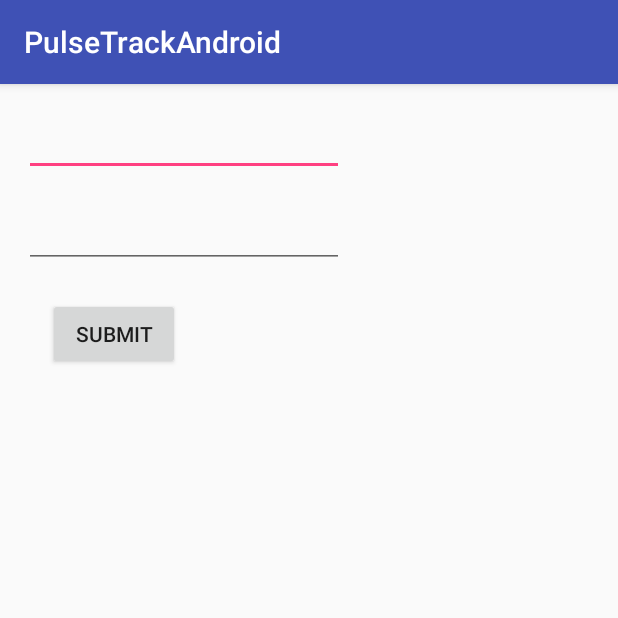
After one commit to danielacraciun/PulseTrack, an Android app: the PulseLogDetail screen opened directly, with no data from a screen before it, on a phone screen of 412 x 824 dp, the top half of it. The commit adds this screen. Run offline under Robolectric (Android 15) with nearby library versions, the phone set to English and light mode, and no system bars; 3 statements that could not run were skipped.

Commit message:
Editing also works on android

```diff
--- a/PulseTrackAndroid/app/src/main/AndroidManifest.xml
+++ b/PulseTrackAndroid/app/src/main/AndroidManifest.xml
@@ -15,7 +15,8 @@
                 <category android:name="android.intent.category.LAUNCHER" />
             </intent-filter>
         </activity>
-        <activity android:name=".AddPulseLog"></activity>
+        <activity android:name=".AddPulseLog" />
+        <activity android:name=".PulseLogDetail"></activity>
     </application>
 
 </manifest>
--- /dev/null
+++ b/PulseTrackAndroid/app/src/main/java/com/example/dana/pulsetrackandroid/PulseLogDetail.java
@@ -0,0 +1,43 @@
+package com.example.dana.pulsetrackandroid;
+
+import android.content.Intent;
+import android.support.v7.app.AppCompatActivity;
+import android.os.Bundle;
+import android.view.View;
+import android.widget.EditText;
+
+public class PulseLogDetail extends AppCompatActivity {
+
+    PulseLog initLog;
+
+    public final static String EXTRA_MESSAGE = "com.example.dana.pulsetrackandroid.MESSAGE";
+    @Override
+    protected void onCreate(Bundle savedInstanceState) {
+        super.onCreate(savedInstanceState);
+        setContentView(R.layout.activity_pulse_log_detail);
+
+        Intent intent = getIntent();
+        String message = intent.getStringExtra(MainActivity.EXTRA_MESSAGE);
+
+        EditText editPulse = (EditText) findViewById(R.id.editNoPulse);
+        EditText editFeeling = (EditText) findViewById(R.id.editFeeling);
+
+        initLog = new PulseLog(Integer.parseInt(message.replaceAll("[^\\d.]", "")),
+                message.split("feeling:")[1].replaceAll(" ", ""));
+
+        editPulse.setText(initLog.getPulse().toString());
+        editFeeling.setText(initLog.getFeeling());
+    }
+
+    public void updateLog(View view) {
+        Intent intent = new Intent(this, MainActivity.class);
+        EditText editText1 = (EditText) findViewById(R.id.editNoPulse);
+        EditText editText2 = (EditText) findViewById(R.id.editFeeling);
+        String message1 = editText1.getText().toString();
+        String message2 = editText2.getText().toString();
+        intent.putExtra(EXTRA_MESSAGE, initLog.getPulse().toString() + " " +
+                initLog.getFeeling() + "," + message1 + " " + message2);
+        intent.putExtra("source", "edit");
+        startActivity(intent);
+    }
+}
--- /dev/null
+++ b/PulseTrackAndroid/app/src/main/res/layout/activity_pulse_log_detail.xml
@@ -0,0 +1,42 @@
+<?xml version="1.0" encoding="utf-8"?>
+<RelativeLayout xmlns:android="http://schemas.android.com/apk/res/android"
+    xmlns:tools="http://schemas.android.com/tools"
+    android:id="@+id/activity_pulse_log_detail"
+    android:layout_width="match_parent"
+    android:layout_height="match_parent"
+    android:paddingBottom="@dimen/activity_vertical_margin"
+    android:paddingLeft="@dimen/activity_horizontal_margin"
+    android:paddingRight="@dimen/activity_horizontal_margin"
+    android:paddingTop="@dimen/activity_vertical_margin"
+    tools:context="com.example.dana.pulsetrackandroid.PulseLogDetail">
+
+    <EditText
+        android:layout_width="wrap_content"
+        android:layout_height="wrap_content"
+        android:inputType="number"
+        android:ems="10"
+        android:layout_alignParentTop="true"
+        android:layout_alignParentStart="true"
+        android:id="@+id/editNoPulse" />
+
+    <EditText
+        android:layout_width="wrap_content"
+        android:layout_height="wrap_content"
+        android:inputType="text"
+        android:ems="10"
+        android:layout_below="@+id/editNoPulse"
+        android:layout_alignParentStart="true"
+        android:layout_marginTop="16dp"
+        android:id="@+id/editFeeling" />
+
+    <Button
+        android:text="@string/button_send"
+        android:layout_width="wrap_content"
+        android:layout_height="wrap_content"
+        android:layout_marginTop="20dp"
+        android:id="@+id/submitEdit"
+        android:layout_below="@+id/editFeeling"
+        android:layout_alignParentStart="true"
+        android:layout_marginStart="16dp"
+        android:onClick="updateLog" />
+</RelativeLayout>
```
Also changed, not shown: PulseTrackAndroid/app/src/main/java/com/example/dana/pulsetrackandroid/AddPulseLog.java (+20 -0 lines), PulseTrackAndroid/app/src/main/java/com/example/dana/pulsetrackandroid/MainActivity.java (+33 -9 lines), PulseTrackAndroid/app/src/main/java/com/example/dana/pulsetrackandroid/PulseLog.java (+19 -0 lines).
